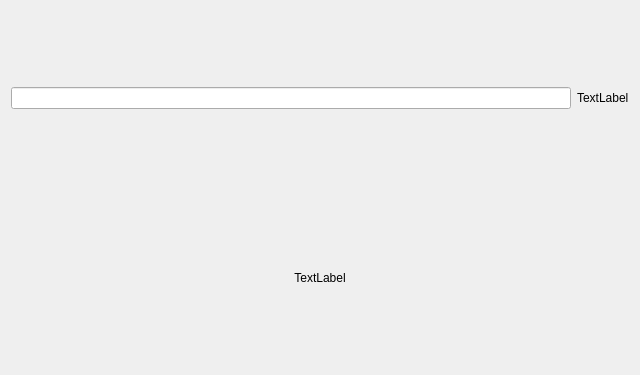
Above: epyq/widgets/epc.ui from epcpower/st before the change. Below: the same form after it.
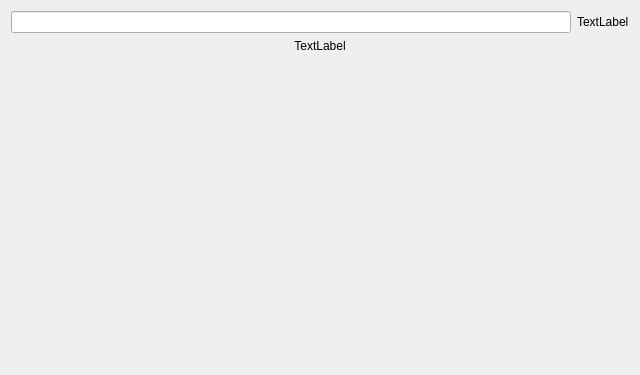
That is the form after the change.

Commit message:
Tidy up widget label alignment and preferred widths
Before: {F171}
After: {F173}

Ref T183

```diff
--- a/epyq/widgets/epc.ui
+++ b/epyq/widgets/epc.ui
@@ -15,7 +15,7 @@
   </property>
   <layout class="QHBoxLayout" name="horizontalLayout_2">
    <item>
-    <layout class="QVBoxLayout" name="verticalLayout" stretch="0,0">
+    <layout class="QVBoxLayout" name="verticalLayout" stretch="0,1">
      <item>
       <layout class="QHBoxLayout" name="horizontalLayout">
        <item>
@@ -40,7 +40,7 @@
         <string>TextLabel</string>
        </property>
        <property name="alignment">
-        <set>Qt::AlignCenter</set>
+        <set>Qt::AlignHCenter|Qt::AlignTop</set>
        </property>
       </widget>
      </item>
```
The commit also changes 6 other files.
